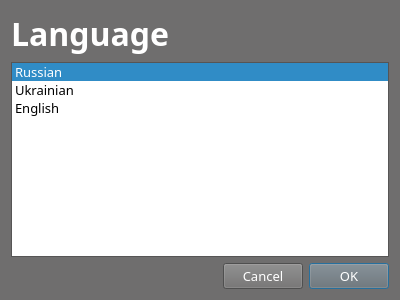
Above: guiinstaller/langselect/mainwindow.ui from aix27249/mpkg before the change. Below: the same form after it.
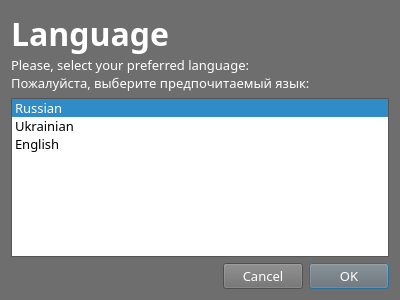
That is the form after the change.

Commit message: "oh shi, i did it" (c) - fixed window sizes (damn X11 no-standard-do-like-you-want things)

Diff of the .ui file:
```diff
--- a/guiinstaller/langselect/mainwindow.ui
+++ b/guiinstaller/langselect/mainwindow.ui
@@ -441,8 +441,10 @@
       <string>&lt;!DOCTYPE HTML PUBLIC &quot;-//W3C//DTD HTML 4.0//EN&quot; &quot;http://www.w3.org/TR/REC-html40/strict.dtd&quot;&gt;
 &lt;html&gt;&lt;head&gt;&lt;meta name=&quot;qrichtext&quot; content=&quot;1&quot; /&gt;&lt;style type=&quot;text/css&quot;&gt;
 p, li { white-space: pre-wrap; }
-&lt;/style&gt;&lt;/head&gt;&lt;body style=&quot; font-family:'Tahoma'; font-size:8pt; font-weight:400; font-style:normal;&quot;&gt;
-&lt;p style=&quot; margin-top:0px; margin-bottom:0px; margin-left:0px; margin-right:0px; -qt-block-indent:0; text-indent:0px;&quot;&gt;&lt;span style=&quot; font-size:24pt; font-weight:600;&quot;&gt;Language&lt;/span&gt;&lt;/p&gt;&lt;/body&gt;&lt;/html&gt;</string>
+&lt;/style&gt;&lt;/head&gt;&lt;body style=&quot; font-family:'Droid Sans'; font-size:10pt; font-weight:400; font-style:normal;&quot;&gt;
+&lt;p style=&quot; margin-top:0px; margin-bottom:0px; margin-left:0px; margin-right:0px; -qt-block-indent:0; text-indent:0px;&quot;&gt;&lt;span style=&quot; font-family:'Tahoma'; font-size:24pt; font-weight:600;&quot;&gt;Language&lt;/span&gt;&lt;/p&gt;
+&lt;p style=&quot; margin-top:0px; margin-bottom:0px; margin-left:0px; margin-right:0px; -qt-block-indent:0; text-indent:0px;&quot;&gt;&lt;span style=&quot; font-family:'Tahoma';&quot;&gt;Please, select your preferred language:&lt;/span&gt;&lt;/p&gt;
+&lt;p style=&quot; margin-top:0px; margin-bottom:0px; margin-left:0px; margin-right:0px; -qt-block-indent:0; text-indent:0px;&quot;&gt;&lt;span style=&quot; font-family:'Tahoma';&quot;&gt;Пожалуйста, выберите предпочитаемый язык:&lt;/span&gt;&lt;/p&gt;&lt;/body&gt;&lt;/html&gt;</string>
      </property>
     </widget>
    </item>
```
Left out of the diff: 2 changed lines with no effect on the pictures. The commit also changes 5 other files.
